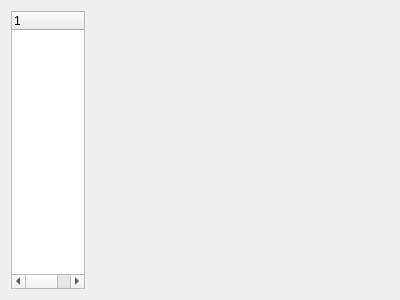
Above: src/plugin/QtDemo/Form.ui from five6516/flySnailTool before the change. Below: the same form after it.
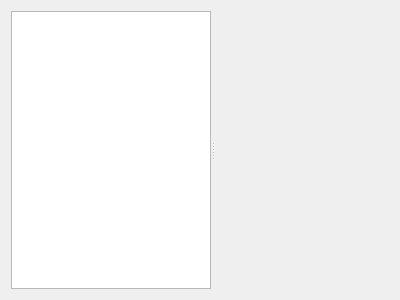
That is the form after the change.

What changed in the file:
```diff
--- a/src/plugin/QtDemo/Form.ui
+++ b/src/plugin/QtDemo/Form.ui
@@ -13,19 +13,36 @@
   <property name="windowTitle">
    <string>Form</string>
   </property>
-  <layout class="QHBoxLayout" name="horizontalLayout" stretch="1,4">
+  <layout class="QHBoxLayout" name="horizontalLayout">
    <item>
-    <widget class="QTreeWidget" name="treeWidget">
-     <column>
-      <property name="text">
-       <string notr="true">1</string>
+    <widget class="QSplitter" name="splitter">
+     <property name="orientation">
+      <enum>Qt::Horizontal</enum>
+     </property>
+     <widget class="QListWidget" name="listWidget">
+      <property name="sizePolicy">
+       <sizepolicy hsizetype="Expanding" vsizetype="Expanding">
+        <horstretch>1</horstretch>
+        <verstretch>0</verstretch>
+       </sizepolicy>
       </property>
-     </column>
+      <property name="maximumSize">
+       <size>
+        <width>200</width>
+        <height>16777215</height>
+       </size>
+      </property>
+     </widget>
+     <widget class="QStackedWidget" name="stackedWidget">
+      <property name="sizePolicy">
+       <sizepolicy hsizetype="Preferred" vsizetype="Preferred">
+        <horstretch>4</horstretch>
+        <verstretch>0</verstretch>
+       </sizepolicy>
+      </property>
+     </widget>
     </widget>
    </item>
-   <item>
-    <widget class="QStackedWidget" name="stackedWidget"/>
-   </item>
   </layout>
  </widget>
  <resources/>
```
